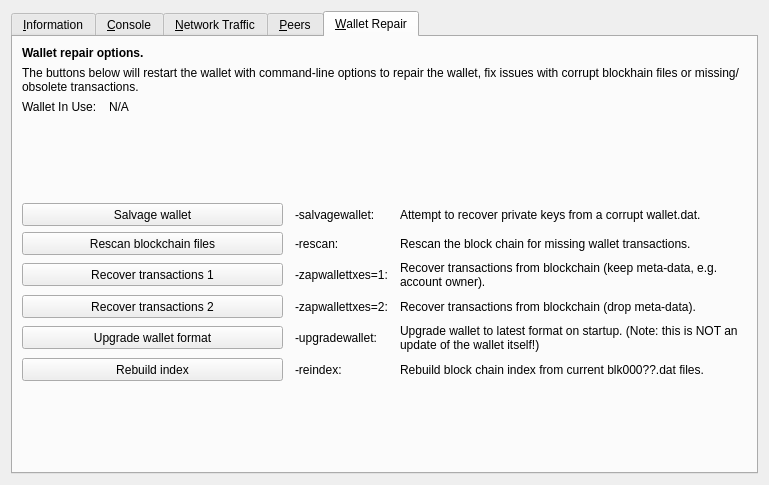
This is src/qt/forms/rpcconsole.ui in LIMXTEC/DUST as Qt 5 draws it before an edit. The edited form follows.
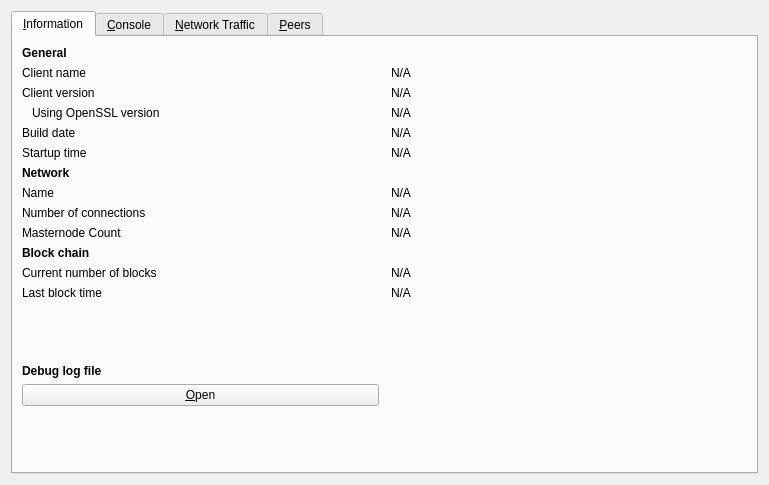
This is the edited form. The open tabs and pages were chosen to show the change. Icons and pictures are not drawn. Custom widgets are drawn as their Qt base class.

```diff
--- a/src/qt/forms/rpcconsole.ui
+++ b/src/qt/forms/rpcconsole.ui
@@ -941,274 +941,6 @@
        </item>
       </layout>
      </widget>
-	  <widget class="QWidget" name="tab_repair">
-      <attribute name="title">
-       <string>&amp;Wallet Repair</string>
-      </attribute>
-      <layout class="QGridLayout" name="gridLayout_4" columnstretch="0,1,0,2">
-       <property name="horizontalSpacing">
-        <number>12</number>
-       </property>
-       <item row="0" column="0" colspan="4">
-        <widget class="QLabel" name="label_repair_header">
-         <property name="font">
-          <font>
-           <weight>75</weight>
-           <bold>true</bold>
-          </font>
-         </property>
-         <property name="text">
-          <string>Wallet repair options.</string>
-         </property>
-        </widget>
-       </item>
-       <item row="1" column="0" colspan="4">
-        <widget class="QLabel" name="label_repair_helptext">
-         <property name="font">
-          <font>
-           <weight>50</weight>
-           <bold>false</bold>
-          </font>
-         </property>
-         <property name="text">
-          <string>The buttons below will restart the wallet with command-line options to repair the wallet, fix issues with corrupt blockhain files or missing/obsolete transactions.</string>
-         </property>
-         <property name="wordWrap">
-          <bool>true</bool>
-         </property>
-        </widget>
-       </item>
-       <item row="2" column="0">
-        <widget class="QLabel" name="wallet_path_label">
-         <property name="text">
-          <string>Wallet In Use:</string>
-         </property>
-        </widget>
-       </item>
-       <item row="2" column="1" colspan="3">
-        <widget class="QLabel" name="wallet_path">
-         <property name="cursor">
-          <cursorShape>IBeamCursor</cursorShape>
-         </property>
-         <property name="text">
-          <string>N/A</string>
-         </property>
-         <property name="textFormat">
-          <enum>Qt::PlainText</enum>
-         </property>
-         <property name="textInteractionFlags">
-          <set>Qt::LinksAccessibleByMouse|Qt::TextSelectableByKeyboard|Qt::TextSelectableByMouse</set>
-         </property>
-        </widget>
-       </item>
-       <item row="3" column="0">
-        <spacer name="verticalSpacer_repair1">
-         <property name="orientation">
-          <enum>Qt::Vertical</enum>
-         </property>
-         <property name="sizeHint" stdset="0">
-          <size>
-           <width>10</width>
-           <height>10</height>
-          </size>
-         </property>
-        </spacer>
-       </item>
-       <item row="4" column="0" colspan="2">
-        <widget class="QPushButton" name="btn_salvagewallet">
-         <property name="minimumSize">
-          <size>
-           <width>100</width>
-           <height>23</height>
-          </size>
-         </property>
-         <property name="text">
-          <string>Salvage wallet</string>
-         </property>
-        </widget>
-       </item>
-       <item row="4" column="2">
-        <widget class="QLabel" name="label_repair_salvage_command">
-         <property name="text">
-          <string notr="true">-salvagewallet:</string>
-         </property>
-        </widget>
-       </item>
-       <item row="4" column="3">
-        <widget class="QLabel" name="label_repair_salvage">
-         <property name="text">
-          <string>Attempt to recover private keys from a corrupt wallet.dat.</string>
-         </property>
-         <property name="wordWrap">
-          <bool>true</bool>
-         </property>
-        </widget>
-       </item>
-       <item row="5" column="0" colspan="2">
-        <widget class="QPushButton" name="btn_rescan">
-         <property name="minimumSize">
-          <size>
-           <width>100</width>
-           <height>23</height>
-          </size>
-         </property>
-         <property name="text">
-          <string>Rescan blockchain files</string>
-         </property>
-        </widget>
-       </item>
-       <item row="5" column="2">
-        <widget class="QLabel" name="label_repair_rescan_command">
-         <property name="text">
-          <string notr="true">-rescan:</string>
-         </property>
-        </widget>
-       </item>
-       <item row="5" column="3">
-        <widget class="QLabel" name="label_repair_rescan">
-         <property name="text">
-          <string>Rescan the block chain for missing wallet transactions.</string>
-         </property>
-         <property name="wordWrap">
-          <bool>true</bool>
-         </property>
-        </widget>
-       </item>
-       <item row="6" column="0" colspan="2">
-        <widget class="QPushButton" name="btn_zapwallettxes1">
-         <property name="minimumSize">
-          <size>
-           <width>100</width>
-           <height>23</height>
-          </size>
-         </property>
-         <property name="text">
-          <string>Recover transactions 1</string>
-         </property>
-        </widget>
-       </item>
-       <item row="6" column="2">
-        <widget class="QLabel" name="label_repair_zap1_command">
-         <property name="text">
-          <string notr="true">-zapwallettxes=1:</string>
-         </property>
-        </widget>
-       </item>
-       <item row="6" column="3">
-        <widget class="QLabel" name="label_repair_zap1">
-         <property name="text">
-          <string>Recover transactions from blockchain (keep meta-data, e.g. account owner).</string>
-         </property>
-         <property name="wordWrap">
-          <bool>true</bool>
-         </property>
-        </widget>
-       </item>
-       <item row="7" column="0" colspan="2">
-        <widget class="QPushButton" name="btn_zapwallettxes2">
-         <property name="minimumSize">
-          <size>
-           <width>100</width>
-           <height>23</height>
-          </size>
-         </property>
-         <property name="text">
-          <string>Recover transactions 2</string>
-         </property>
-        </widget>
-       </item>
-       <item row="7" column="2">
-        <widget class="QLabel" name="label_repair_zap2_command">
-         <property name="text">
-          <string notr="true">-zapwallettxes=2:</string>
-         </property>
-        </widget>
-       </item>
-       <item row="7" column="3">
-        <widget class="QLabel" name="label_repair_zap2">
-         <property name="text">
-          <string>Recover transactions from blockchain (drop meta-data).</string>
-         </property>
-         <property name="wordWrap">
-          <bool>true</bool>
-         </property>
-        </widget>
-       </item>
-       <item row="8" column="0" colspan="2">
-        <widget class="QPushButton" name="btn_upgradewallet">
-         <property name="minimumSize">
-          <size>
-           <width>100</width>
-           <height>23</height>
-          </size>
-         </property>
-         <property name="text">
-          <string>Upgrade wallet format</string>
-         </property>
-        </widget>
-       </item>
-       <item row="8" column="2">
-        <widget class="QLabel" name="label_repair_upgrade_command">
-         <property name="text">
-          <string notr="true">-upgradewallet:</string>
-         </property>
-        </widget>
-       </item>
-       <item row="8" column="3">
-        <widget class="QLabel" name="label_repair_upgrade">
-         <property name="text">
-          <string>Upgrade wallet to latest format on startup. (Note: this is NOT an update of the wallet itself!)</string>
-         </property>
-         <property name="wordWrap">
-          <bool>true</bool>
-         </property>
-        </widget>
-       </item>
-       <item row="9" column="0" colspan="2">
-        <widget class="QPushButton" name="btn_reindex">
-         <property name="minimumSize">
-          <size>
-           <width>100</width>
-           <height>23</height>
-          </size>
-         </property>
-         <property name="text">
-          <string>Rebuild index</string>
-         </property>
-        </widget>
-       </item>
-       <item row="9" column="2">
-        <widget class="QLabel" name="label_repair_reindex_command">
-         <property name="text">
-          <string notr="true">-reindex:</string>
-         </property>
-        </widget>
-       </item>
-       <item row="9" column="3">
-        <widget class="QLabel" name="label_repair_reindex">
-         <property name="text">
-          <string>Rebuild block chain index from current blk000??.dat files.</string>
-         </property>
-         <property name="wordWrap">
-          <bool>true</bool>
-         </property>
-        </widget>
-       </item>
-       <item row="10" column="0">
-        <spacer name="verticalSpacer_repair2">
-         <property name="orientation">
-          <enum>Qt::Vertical</enum>
-         </property>
-         <property name="sizeHint" stdset="0">
-          <size>
-           <width>20</width>
-           <height>10</height>
-          </size>
-         </property>
-        </spacer>
-       </item>
-      </layout>
-     </widget>
     </widget>
    </item>
   </layout>
```
Left out of the diff: 2 changed lines with no effect on the pictures.
